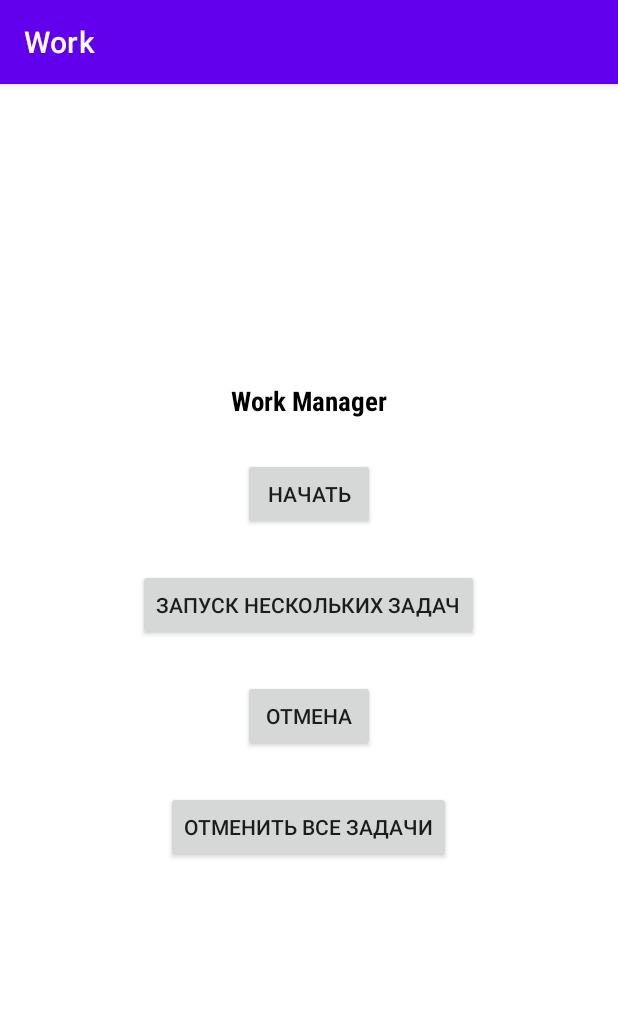
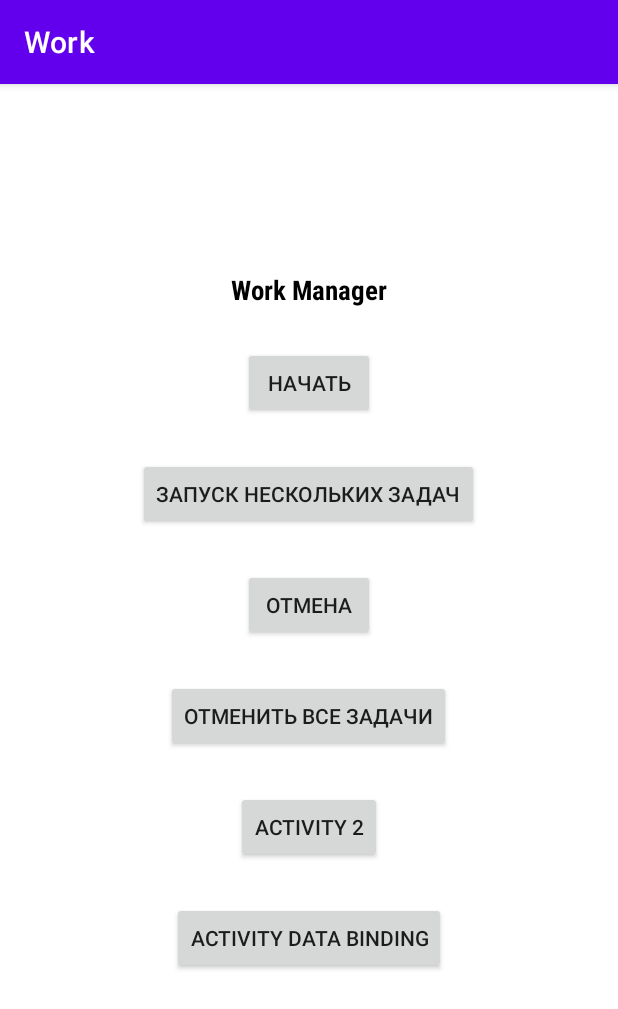
Before and after one commit to 1kabirdev/WorkManager, an Android app: the screen it shows after launch (MainActivity), on a phone screen of 412 x 824 dp. Shown: the top 1009 px of the screen. Run offline under Robolectric (Android 15) with nearby library versions, the phone set to English and light mode, and no system bars; 1 statement that could not run was skipped.

```diff
--- a/app/build.gradle
+++ b/app/build.gradle
@@ -1,6 +1,7 @@
 plugins {
     id 'com.android.application'
     id 'org.jetbrains.kotlin.android'
+    id 'kotlin-kapt'
 }
 
 android {
@@ -30,6 +31,10 @@ android {
     kotlinOptions {
         jvmTarget = '1.8'
     }
+
+    dataBinding {
+        enabled = true
+    }
 }
 
 dependencies {
--- a/app/src/main/AndroidManifest.xml
+++ b/app/src/main/AndroidManifest.xml
@@ -15,6 +15,12 @@
         android:theme="@style/Theme.Work"
         tools:targetApi="31">
         <activity
+            android:name=".MainActivityDataBinding"
+            android:exported="false" />
+        <activity
+            android:name=".MainActivity2"
+            android:exported="false" />
+        <activity
             android:name=".MainActivity"
             android:exported="true">
             <intent-filter>
--- a/app/src/main/java/com/example/work/MainActivity.kt
+++ b/app/src/main/java/com/example/work/MainActivity.kt
@@ -1,5 +1,6 @@
 package com.example.work
 
+import android.content.Intent
 import android.os.Bundle
 import android.util.Log
 import androidx.appcompat.app.AppCompatActivity
@@ -14,14 +15,14 @@ class MainActivity : AppCompatActivity() {
     private lateinit var startWork: AppCompatButton
     private lateinit var cancelWork: AppCompatButton
     private lateinit var RunningMultipleTasks: AppCompatButton
-
     private lateinit var cancelWorkAll: AppCompatButton
+    private lateinit var activity2: AppCompatButton
+    private lateinit var activityDataBinding: AppCompatButton
 
     /**
      * Задача готова. Теперь нам нужно MyWorker обернуть в WorkRequest:
      */
     private val myWorkRequest = OneTimeWorkRequest.Builder(MyWorker::class.java).build()
-
 
     /**
      * В Constraints.Builder включаем критерий setRequiresCharging,
@@ -69,6 +70,17 @@ class MainActivity : AppCompatActivity() {
         cancelWork = findViewById(R.id.cancelWork)
         RunningMultipleTasks = findViewById(R.id.RunningMultipleTasks)
         cancelWorkAll = findViewById(R.id.cancelWorkAll)
+        activity2 = findViewById(R.id.activity2)
+        activityDataBinding = findViewById(R.id.clickDataBinding)
+
+
+        activityDataBinding.setOnClickListener {
+            startActivity(Intent(this, MainActivityDataBinding::class.java))
+        }
+
+        activity2.setOnClickListener {
+            startActivity(Intent(this, MainActivity2::class.java))
+        }
 
 
         /**
--- a/app/src/main/res/layout/activity_main.xml
+++ b/app/src/main/res/layout/activity_main.xml
@@ -69,6 +69,28 @@
             app:layout_constraintTop_toBottomOf="@+id/startWork" />
 
 
+        <androidx.appcompat.widget.AppCompatButton
+            android:id="@+id/activity2"
+            android:layout_width="wrap_content"
+            android:layout_height="wrap_content"
+            android:layout_marginTop="26dp"
+            android:text="Activity 2"
+            app:layout_constraintLeft_toLeftOf="parent"
+            app:layout_constraintRight_toRightOf="parent"
+            app:layout_constraintTop_toBottomOf="@+id/cancelWorkAll" />
+
+
+        <androidx.appcompat.widget.AppCompatButton
+            android:id="@+id/clickDataBinding"
+            android:layout_width="wrap_content"
+            android:layout_height="wrap_content"
+            android:layout_marginTop="26dp"
+            android:text="Activity Data Binding"
+            app:layout_constraintLeft_toLeftOf="parent"
+            app:layout_constraintRight_toRightOf="parent"
+            app:layout_constraintTop_toBottomOf="@+id/activity2" />
+
+
     </androidx.appcompat.widget.LinearLayoutCompat>
 
 </androidx.constraintlayout.widget.ConstraintLayout>
```
Also changed, not shown: app/src/main/java/com/example/work/MainActivity2.kt (added, +105 -0 lines), app/src/main/java/com/example/work/MainActivityDataBinding.kt (added, +30 -0 lines), app/src/main/java/com/example/work/Models.kt (added, +7 -0 lines), app/src/main/java/com/example/work/MyWorker.kt (+165 -1 lines), app/src/main/res/layout/activity_main2.xml (added, +20 -0 lines), app/src/main/res/layout/activity_main_data_binding.xml (added, +28 -0 lines).
